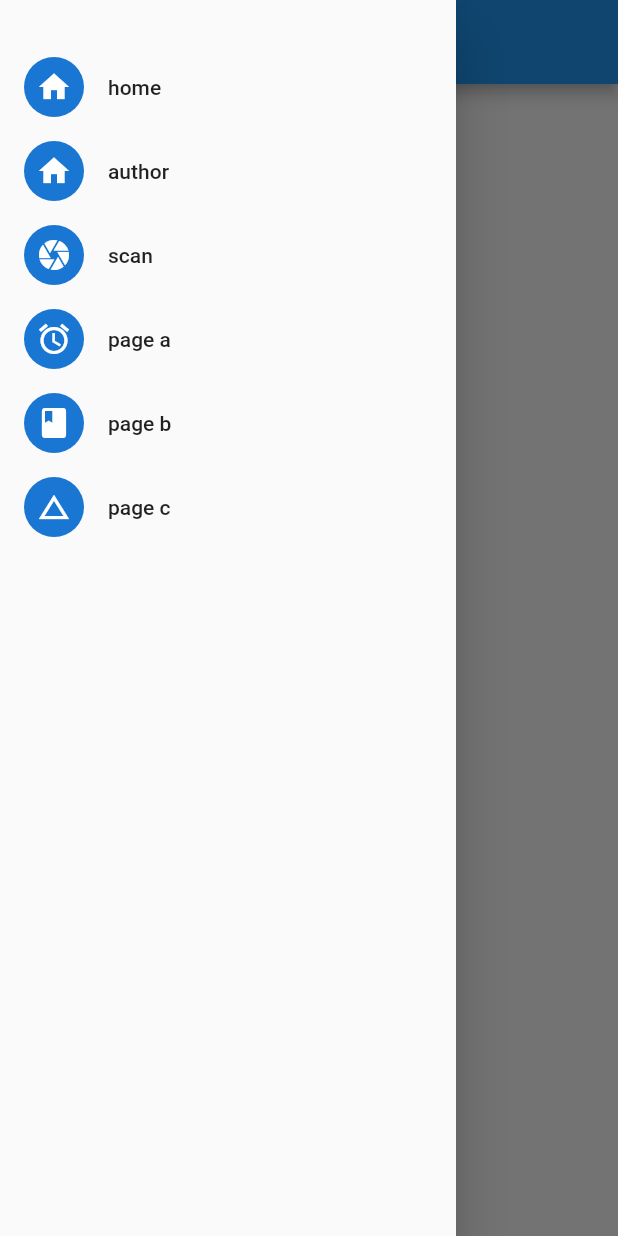
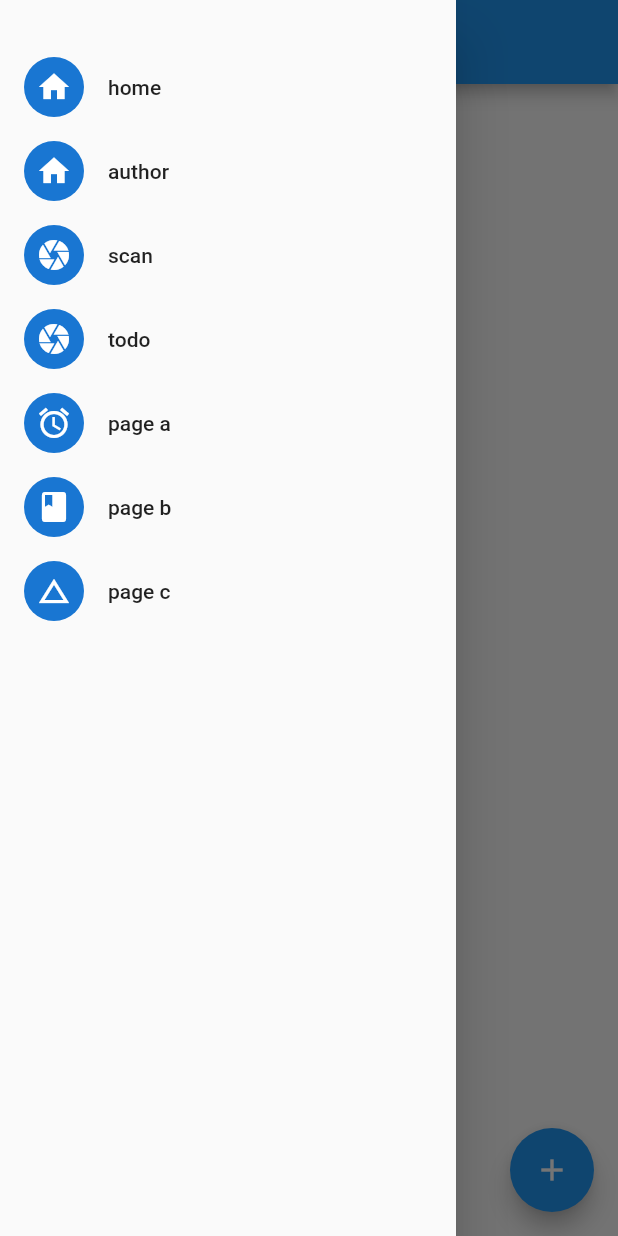
Before and after one commit to jinelei/flounder, a Flutter app: the screen it shows after launch, with the side drawer open, on a phone screen of 412 x 824 dp. Run offline on Flutter 3.47's test engine with Material 2 defaults, Android fonts, the phone set to English and light mode, and no system bars; our stand-ins replace cached_network_image, flutter_spinkit, sqflite; missing offline and left inert: barcode_scan; accounts and stored records are empty.

Commit message:
添加Todo，重命名Utils

```diff
--- a/lib/main.dart
+++ b/lib/main.dart
@@ -1,27 +1,34 @@
+import 'dart:collection';
+
 import 'package:flounder/view/home.dart';
 import 'package:flounder/view/author.dart';
 import 'package:flounder/view/scanqr.dart';
+import 'package:flounder/view/todo.dart';
 import 'package:flutter/material.dart';
-
 import 'package:flounder/view/my-page.dart';
 
 void main() {
   runApp(FlounderApp());
 }
 
+Widget homeWidget = Todo();
+Map<String, WidgetBuilder> views = <String, WidgetBuilder>{
+  '/b': (BuildContext context) => MyPage(title: 'page b'),
+  '/c': (BuildContext context) => MyPage(title: 'page c'),
+  '/author': (BuildContext context) => Author('authors.tang.json'),
+  '/scan': (BuildContext context) => ScanQR(),
+  '/todo': (BuildContext context) => Todo(),
+};
+
 class FlounderApp extends StatelessWidget {
+  FlounderApp() {}
+
   @override
   Widget build(BuildContext context) {
     return MaterialApp(
       title: 'flounder',
-      home: Home(),
-      routes: <String, WidgetBuilder>{
-        '/a': (BuildContext context) => MyPage(title: 'page a'),
-        '/b': (BuildContext context) => MyPage(title: 'page b'),
-        '/c': (BuildContext context) => MyPage(title: 'page c'),
-        '/author': (BuildContext context) => Author('authors.tang.json'),
-        '/scan':(BuildContext context) => ScanQR(),
-      },
+      home: homeWidget,
+      routes: views,
     );
   }
 }
--- a/lib/utils/utils.dart
+++ b/lib/utils/utils.dart
@@ -1,6 +1,6 @@
 import 'package:flutter/material.dart';
 
-class utils {
+class Utils {
   static gengerateDrawer(BuildContext context) {
     return Drawer(
       child: ListView(
@@ -31,6 +31,15 @@ class utils {
             ),
             onTap: () {
               Navigator.pushReplacementNamed(context, '/scan');
+            },
+          ),
+          ListTile(
+            title: Text('todo'),
+            leading: CircleAvatar(
+              child: Icon(Icons.camera),
+            ),
+            onTap: () {
+              Navigator.pushReplacementNamed(context, '/todo');
             },
           ),
           ListTile(
--- a/lib/view/author.dart
+++ b/lib/view/author.dart
@@ -130,7 +130,7 @@ class _AuthorState extends State<Author> {
       appBar: AppBar(
         title: Text("author list"),
       ),
-      drawer: utils.gengerateDrawer(context),
+      drawer: Utils.gengerateDrawer(context),
       body: Center(
         child: childWidget(),
       ),
--- a/lib/view/home.dart
+++ b/lib/view/home.dart
@@ -16,7 +16,7 @@ class _HomeState extends State<Home> {
       body: Center(
         child: Text('home page'),
       ),
-      drawer: utils.gengerateDrawer(context),
+      drawer: Utils.gengerateDrawer(context),
     );
   }
 }
--- a/lib/view/scanqr.dart
+++ b/lib/view/scanqr.dart
@@ -37,7 +37,7 @@ class _MyScanState extends State<ScanQR> {
             )
           ],
         ),
-        drawer: utils.gengerateDrawer(context),
+        drawer: Utils.gengerateDrawer(context),
         body: Builder(
           builder: (BuildContext c) {
             final TapGestureRecognizer recognizer = new TapGestureRecognizer();
```
Also changed, not shown: lib/view/my-page.dart (+40 -1 lines).
